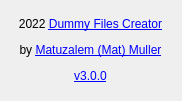
Qt form design/qt/About.ui (matuzalemmuller/dummy-files-creator) before a commit.
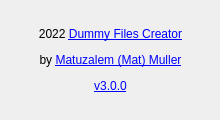
The same form after that commit.

Commit message: Adjust label size in gnome 3

```diff
--- a/design/qt/About.ui
+++ b/design/qt/About.ui
@@ -6,8 +6,8 @@
    <rect>
     <x>0</x>
     <y>0</y>
-    <width>182</width>
-    <height>101</height>
+    <width>220</width>
+    <height>120</height>
    </rect>
   </property>
   <property name="sizePolicy">
@@ -18,14 +18,14 @@
   </property>
   <property name="minimumSize">
    <size>
-    <width>182</width>
-    <height>101</height>
+    <width>220</width>
+    <height>120</height>
    </size>
   </property>
   <property name="maximumSize">
    <size>
-    <width>182</width>
-    <height>101</height>
+    <width>220</width>
+    <height>120</height>
    </size>
   </property>
   <property name="windowTitle">
@@ -36,10 +36,28 @@
     <rect>
      <x>10</x>
      <y>10</y>
-     <width>161</width>
-     <height>81</height>
+     <width>201</width>
+     <height>101</height>
     </rect>
    </property>
+   <property name="sizePolicy">
+    <sizepolicy hsizetype="Fixed" vsizetype="Fixed">
+     <horstretch>0</horstretch>
+     <verstretch>0</verstretch>
+    </sizepolicy>
+   </property>
+   <property name="minimumSize">
+    <size>
+     <width>201</width>
+     <height>101</height>
+    </size>
+   </property>
+   <property name="maximumSize">
+    <size>
+     <width>201</width>
+     <height>101</height>
+    </size>
+   </property>
    <property name="text">
     <string>&lt;html&gt;&lt;head/&gt;&lt;body&gt;&lt;p align=&quot;center&quot;&gt;2022 &lt;a href=&quot;https://github.com/matuzalemmuller/dummy-files-creator&quot;&gt;&lt;span style=&quot; text-decoration: underline; color:#0000ff;&quot;&gt;Dummy Files Creator&lt;/span&gt;&lt;/a&gt;&lt;/p&gt;&lt;p align=&quot;center&quot;&gt;by &lt;a href=&quot;https://matuzalemmuller.com&quot;&gt;&lt;span style=&quot; text-decoration: underline; color:#0000ff;&quot;&gt;Matuzalem (Mat) Muller&lt;/span&gt;&lt;/a&gt;&lt;/p&gt;&lt;p align=&quot;center&quot;&gt;&lt;a href=&quot;https://github.com/matuzalemmuller/dummy-files-creator/releases/tag/v3.0.0&quot;&gt;&lt;span style=&quot; text-decoration: underline; color:#0000ff;&quot;&gt;v3.0.0&lt;/span&gt;&lt;/a&gt;&lt;/p&gt;&lt;/body&gt;&lt;/html&gt;</string>
    </property>
```
The commit also changes 3 other files.
